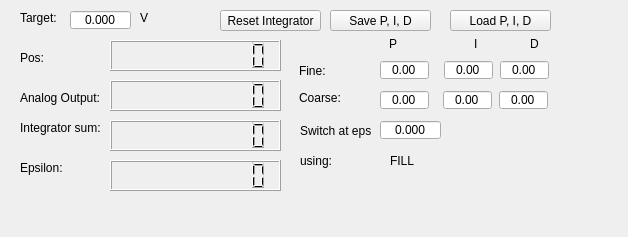
Qt form gui_w_cfgPID.ui (usnistgov/legokibblebalance) before a commit.
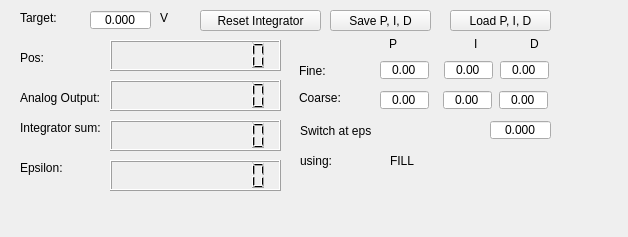
The same form after that commit.

What changed in the file:
```diff
--- a/gui_w_cfgPID.ui
+++ b/gui_w_cfgPID.ui
@@ -258,7 +258,7 @@
    <widget class="QDoubleSpinBox" name="TB_eps_switch">
     <property name="geometry">
      <rect>
-      <x>380</x>
+      <x>490</x>
       <y>120</y>
       <width>61</width>
       <height>20</height>
@@ -302,7 +302,7 @@
    <widget class="QDoubleSpinBox" name="TB_target">
     <property name="geometry">
      <rect>
-      <x>70</x>
+      <x>90</x>
       <y>10</y>
       <width>61</width>
       <height>20</height>
@@ -477,9 +477,9 @@
    <widget class="QPushButton" name="BTN_resetIntegrator">
     <property name="geometry">
      <rect>
-      <x>220</x>
+      <x>200</x>
       <y>10</y>
-      <width>101</width>
+      <width>121</width>
       <height>21</height>
      </rect>
     </property>
@@ -516,7 +516,7 @@
    <widget class="QLabel" name="label_13">
     <property name="geometry">
      <rect>
-      <x>140</x>
+      <x>160</x>
       <y>10</y>
       <width>16</width>
       <height>16</height>
```
